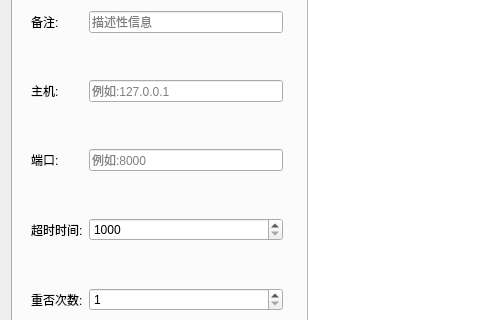
Old version of the form plugins/modbustcp/configdialog.ui in the repository kane-zh/MES_control; both pictures show x 0 to 480 and y 289 to 609 of the 848 by 746 pixel window.
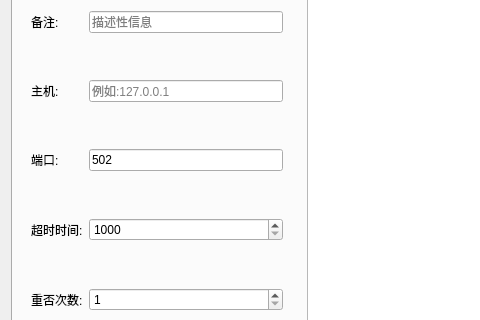
New version of the form.

Patch:
```diff
--- a/plugins/modbustcp/configdialog.ui
+++ b/plugins/modbustcp/configdialog.ui
@@ -115,8 +115,11 @@
           </item>
           <item row="5" column="1">
            <widget class="QLineEdit" name="port">
+            <property name="text">
+             <string>502</string>
+            </property>
             <property name="placeholderText">
-             <string>例如:8000</string>
+             <string>默认:502</string>
             </property>
            </widget>
           </item>
```
